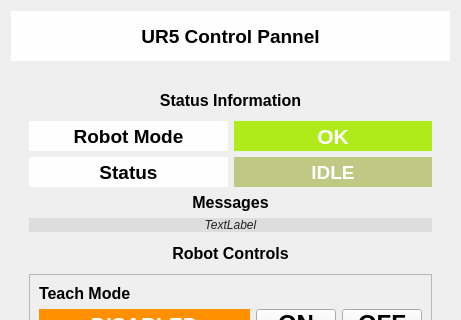
First picture: the form in ur_driver/ur_status.ui, repository ready-robotics/universal_robot, before the edit; both pictures show x 0 to 461 and y 0 to 320 of the 461 by 550 pixel window.
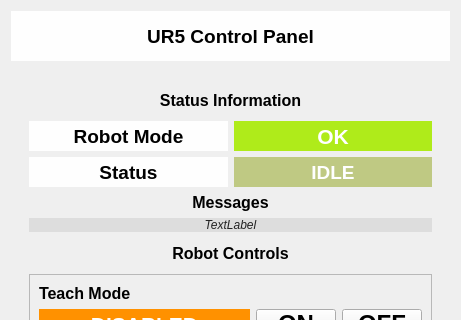
Second picture: the form after the edit.

What changed in the file:
```diff
--- a/ur_driver/ur_status.ui
+++ b/ur_driver/ur_status.ui
@@ -45,7 +45,7 @@
       <string notr="true">background-color:#fefefe</string>
      </property>
      <property name="text">
-      <string>UR5 Control Pannel</string>
+      <string>UR5 Control Panel</string>
      </property>
      <property name="alignment">
       <set>Qt::AlignCenter</set>
```
